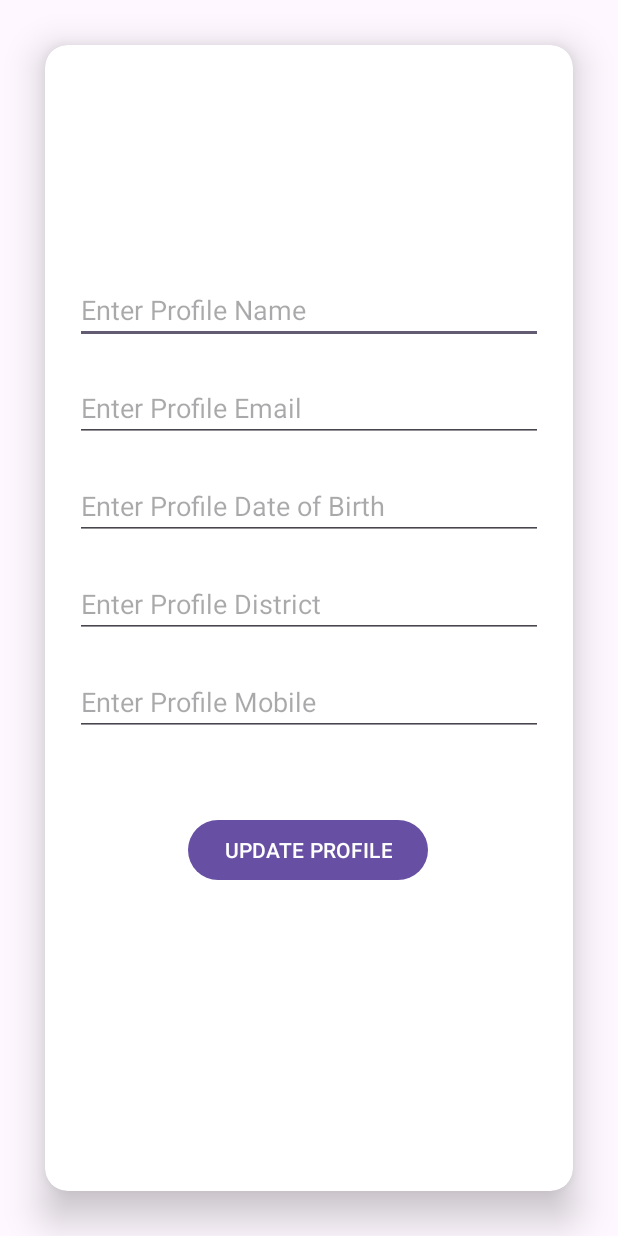
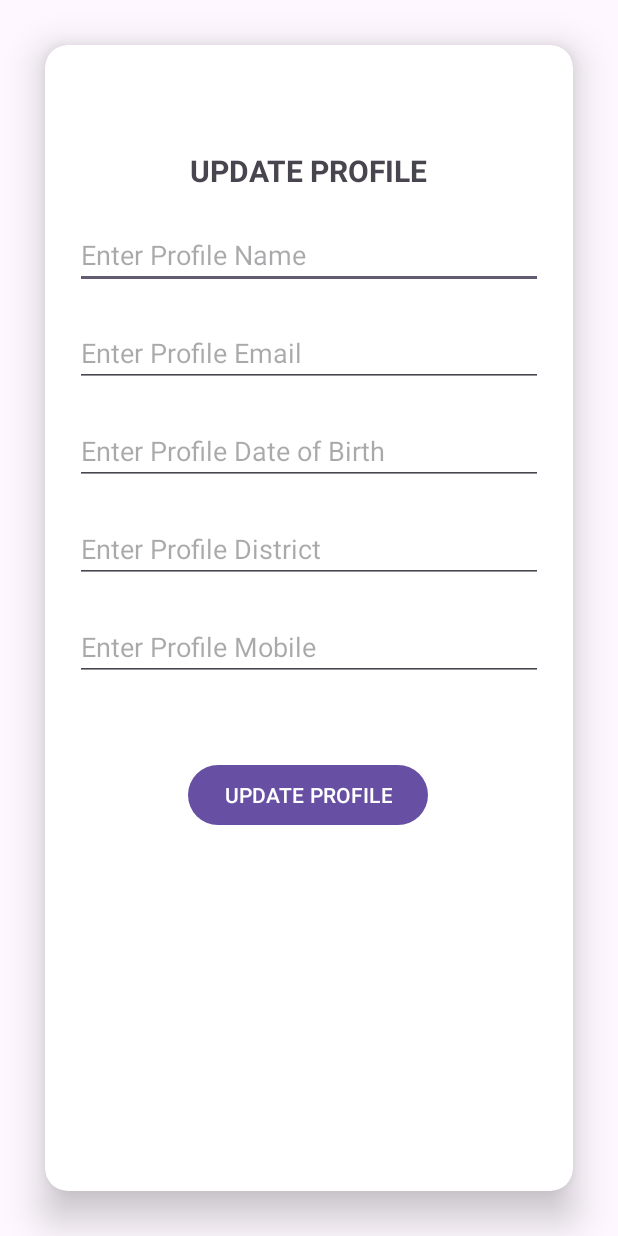
Before and after one commit to tomu03/User-Profile-Registration-, an Android app: the ProfileUpdateActivity screen opened directly, with no data from a screen before it, on a phone screen of 412 x 824 dp. Run offline under Robolectric (Android 15) with nearby library versions, the phone set to English and light mode, and no system bars.

Commit message:
Database , Repository and ViewModel added to datadase backend

```diff
--- a/app/src/main/java/com/example/userprofileregistration/ProfileAddActivity.kt
+++ b/app/src/main/java/com/example/userprofileregistration/Activity/ProfileAddActivity.kt
@@ -1,10 +1,8 @@
-package com.example.userprofileregistration
+package com.example.userprofileregistration.Activity
 
 import android.os.Bundle
-import androidx.activity.enableEdgeToEdge
 import androidx.appcompat.app.AppCompatActivity
-import androidx.core.view.ViewCompat
-import androidx.core.view.WindowInsetsCompat
+import com.example.userprofileregistration.R
 
 class ProfileAddActivity : AppCompatActivity() {
     override fun onCreate(savedInstanceState: Bundle?) {
--- a/app/src/main/java/com/example/userprofileregistration/ProfileDetailsActivity.kt
+++ b/app/src/main/java/com/example/userprofileregistration/Activity/ProfileDetailsActivity.kt
@@ -1,10 +1,8 @@
-package com.example.userprofileregistration
+package com.example.userprofileregistration.Activity
 
 import android.os.Bundle
-import androidx.activity.enableEdgeToEdge
 import androidx.appcompat.app.AppCompatActivity
-import androidx.core.view.ViewCompat
-import androidx.core.view.WindowInsetsCompat
+import com.example.userprofileregistration.R
 
 class ProfileDetailsActivity : AppCompatActivity() {
     override fun onCreate(savedInstanceState: Bundle?) {
--- a/app/src/main/java/com/example/userprofileregistration/ProfileListActivity.kt
+++ b/app/src/main/java/com/example/userprofileregistration/Activity/ProfileListActivity.kt
@@ -1,10 +1,8 @@
-package com.example.userprofileregistration
+package com.example.userprofileregistration.Activity
 
 import android.os.Bundle
-import androidx.activity.enableEdgeToEdge
 import androidx.appcompat.app.AppCompatActivity
-import androidx.core.view.ViewCompat
-import androidx.core.view.WindowInsetsCompat
+import com.example.userprofileregistration.R
 
 class ProfileListActivity : AppCompatActivity() {
     override fun onCreate(savedInstanceState: Bundle?) {
--- a/app/src/main/java/com/example/userprofileregistration/ProfileUpdateActivity.kt
+++ b/app/src/main/java/com/example/userprofileregistration/Activity/ProfileUpdateActivity.kt
@@ -1,10 +1,8 @@
-package com.example.userprofileregistration
+package com.example.userprofileregistration.Activity
 
 import android.os.Bundle
-import androidx.activity.enableEdgeToEdge
 import androidx.appcompat.app.AppCompatActivity
-import androidx.core.view.ViewCompat
-import androidx.core.view.WindowInsetsCompat
+import com.example.userprofileregistration.R
 
 class ProfileUpdateActivity : AppCompatActivity() {
     override fun onCreate(savedInstanceState: Bundle?) {
--- a/app/src/main/java/com/example/userprofileregistration/UserProfile.kt
+++ b/app/src/main/java/com/example/userprofileregistration/Database/UserProfile.kt
@@ -1,4 +1,4 @@
-package com.example.userprofileregistration
+package com.example.userprofileregistration.Database
 
 import androidx.room.Entity
 import androidx.room.PrimaryKey
--- a/app/src/main/java/com/example/userprofileregistration/UserProfileDao.kt
+++ b/app/src/main/java/com/example/userprofileregistration/Database/UserProfileDao.kt
@@ -1,4 +1,4 @@
-package com.example.userprofileregistration
+package com.example.userprofileregistration.Database
 
 import androidx.lifecycle.LiveData
 import androidx.room.Dao
--- a/app/src/main/java/com/example/userprofileregistration/MainActivity.kt
+++ b/app/src/main/java/com/example/userprofileregistration/MainActivity.kt
@@ -4,6 +4,7 @@ import android.content.Intent
 import android.os.Bundle
 import android.widget.Button
 import androidx.appcompat.app.AppCompatActivity
+import com.example.userprofileregistration.Activity.ProfileListActivity
 
 class MainActivity : AppCompatActivity() {
     private lateinit var listButton: Button
--- a/app/src/main/res/layout/activity_profile_add.xml
+++ b/app/src/main/res/layout/activity_profile_add.xml
@@ -8,7 +8,7 @@
     app:cardElevation="15dp"
     app:cardCornerRadius="15dp"
     android:layout_margin="30dp"
-    tools:context=".ProfileAddActivity">
+    tools:context=".Activity.ProfileAddActivity">
 
     <androidx.constraintlayout.widget.ConstraintLayout
         android:layout_width="match_parent"
@@ -24,6 +24,7 @@
             android:text="Add Profile"
             android:textSize="20sp"
             android:textStyle="bold"
+            android:textAllCaps="true"
             app:layout_constraintEnd_toEndOf="parent"
             app:layout_constraintHorizontal_bias="0.497"
             app:layout_constraintStart_toStartOf="parent"
--- a/app/src/main/res/layout/activity_profile_details.xml
+++ b/app/src/main/res/layout/activity_profile_details.xml
@@ -8,7 +8,7 @@
     app:cardElevation="15dp"
     app:cardCornerRadius="15dp"
     android:layout_margin="30dp"
-    tools:context=".ProfileDetailsActivity">
+    tools:context=".Activity.ProfileDetailsActivity">
 
     <LinearLayout
         android:layout_width="match_parent"
--- a/app/src/main/res/layout/activity_profile_list.xml
+++ b/app/src/main/res/layout/activity_profile_list.xml
@@ -5,7 +5,7 @@
     android:id="@+id/main"
     android:layout_width="match_parent"
     android:layout_height="match_parent"
-    tools:context=".ProfileListActivity">
+    tools:context=".Activity.ProfileListActivity">
 
     <androidx.recyclerview.widget.RecyclerView
         android:id="@+id/profileRecyclerView"
--- a/app/src/main/res/layout/activity_profile_update.xml
+++ b/app/src/main/res/layout/activity_profile_update.xml
@@ -8,24 +8,38 @@
     app:cardElevation="15dp"
     app:cardCornerRadius="15dp"
     android:layout_margin="30dp"
-    tools:context=".ProfileUpdateActivity">
+    tools:context=".Activity.ProfileUpdateActivity">
     <androidx.constraintlayout.widget.ConstraintLayout
         android:layout_width="match_parent"
         android:layout_height="match_parent"
         android:padding="10dp">
+
+        <TextView
+            android:id="@+id/textView3"
+            android:layout_width="wrap_content"
+            android:layout_height="wrap_content"
+            android:layout_marginTop="60dp"
+            android:text="Update Profile"
+            android:textAllCaps="true"
+            android:textSize="20sp"
+            android:textStyle="bold"
+            app:layout_constraintEnd_toEndOf="parent"
+            app:layout_constraintHorizontal_bias="0.497"
+            app:layout_constraintStart_toStartOf="parent"
+            app:layout_constraintTop_toTopOf="parent" />
 
         <EditText
             android:id="@+id/profileNameEt"
             android:layout_width="0dp"
             android:layout_height="wrap_content"
             android:layout_marginStart="10dp"
-            android:layout_marginTop="144dp"
+            android:layout_marginTop="20dp"
             android:layout_marginEnd="10dp"
             android:hint="Enter Profile Name"
             app:layout_constraintEnd_toEndOf="parent"
             app:layout_constraintHorizontal_bias="0.0"
             app:layout_constraintStart_toStartOf="parent"
-            app:layout_constraintTop_toTopOf="parent" />
+            app:layout_constraintTop_toBottomOf="@+id/textView3" />
 
         <EditText
             android:id="@+id/profileEmailEt"
```
Also changed, not shown: app/src/main/AndroidManifest.xml (+4 -4 lines), app/src/main/java/com/example/userprofileregistration/Database/UserDatabase.kt (added, +28 -0 lines), app/src/main/java/com/example/userprofileregistration/Repository/UserProfileRepository.kt (added, +23 -0 lines), app/src/main/java/com/example/userprofileregistration/ViewModel/UserProfileViewModel.kt (added, +42 -0 lines).
